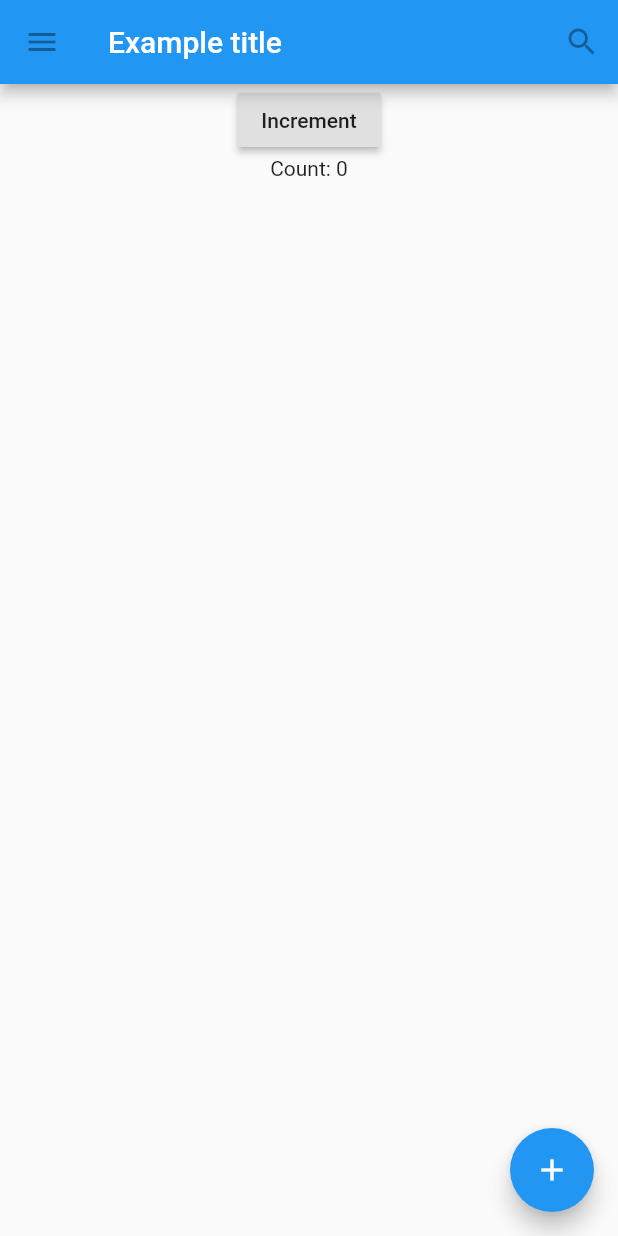
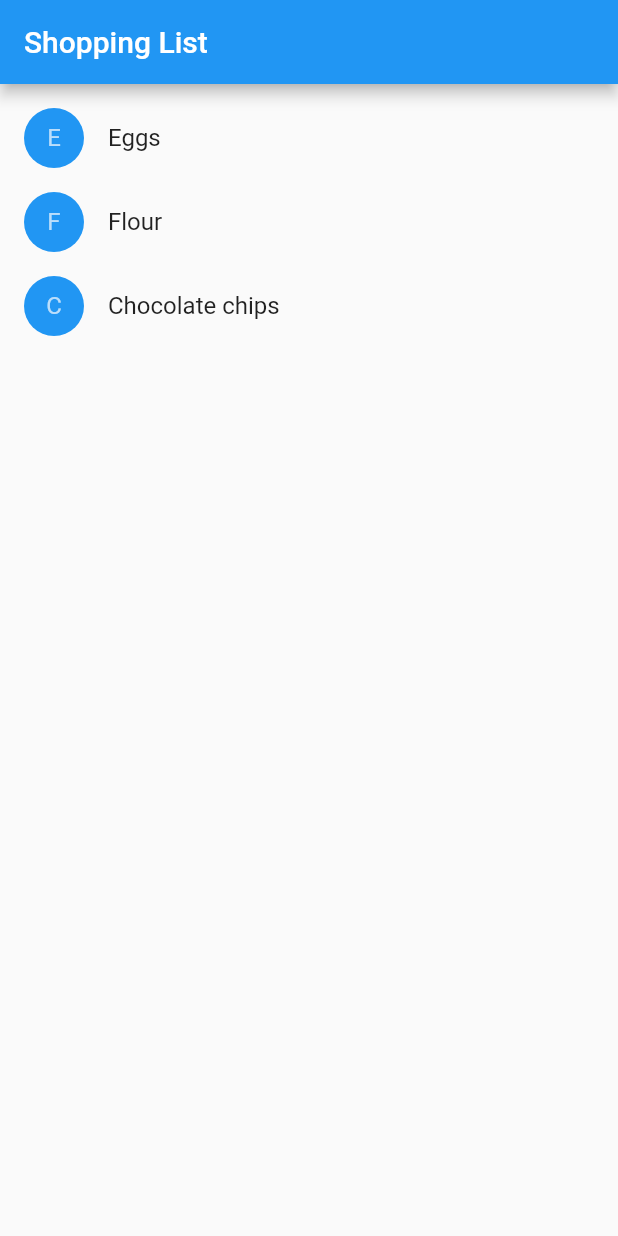
Before and after one commit to guillermo-salgado/flutter_learning, a Flutter app: the screen it shows after launch, on a phone screen of 412 x 824 dp. Run offline on Flutter 3.47's test engine with Material 2 defaults, Android fonts, the phone set to English and light mode, and no system bars.

Commit message:
Shopping list.

```diff
--- a/lib/main.dart
+++ b/lib/main.dart
@@ -1,91 +1,16 @@
 import 'package:flutter/material.dart';
+import 'package:flutter_learning/shopping-list .dart';
+import 'package:flutter_learning/shopping-list-item.dart';
 
 void main() {
   runApp(MaterialApp(
-    title: 'Flutter Tutorial',
-    home: TutorialHome(),
+    title: 'Shopping App',
+    home: ShoppingList(
+      products: <Product>[
+        Product(name: 'Eggs'),
+        Product(name: 'Flour'),
+        Product(name: 'Chocolate chips'),
+      ],
+    ),
   ));
 }
-
-class TutorialHome extends StatelessWidget {
-  @override
-  Widget build(BuildContext context) {
-    // Scaffold is a layout for the major Material Components.
-    return Scaffold(
-      appBar: AppBar(
-        leading: IconButton(
-          icon: Icon(Icons.menu),
-          tooltip: 'Navigation menu',
-          onPressed: null,
-        ),
-        title: Text('Example title'),
-        actions: <Widget>[
-          IconButton(
-            icon: Icon(Icons.search),
-            tooltip: 'Search',
-            onPressed: null,
-          ),
-        ],
-      ),
-      // body is the majority of the screen.
-      body: Center(
-        child: Counter(),
-      ),
-      floatingActionButton: FloatingActionButton(
-        tooltip: 'Add', // used by assistive technologies
-        child: Icon(Icons.add),
-        onPressed: () {
-          print('MyButton was pressed!');
-        },
-      ),
-    );
-  }
-}
-
-class CounterDisplay extends StatelessWidget {
-  CounterDisplay({this.count});
-
-  final int count;
-
-  @override
-  Widget build(BuildContext context) {
-    return Text('Count: $count');
-  }
-}
-
-class CounterIncrementor extends StatelessWidget {
-  CounterIncrementor({this.onPressed});
-
-  final VoidCallback onPressed;
-
-  @override
-  Widget build(BuildContext context) {
-    return RaisedButton(
-      onPressed: onPressed,
-      child: Text('Increment'),
-    );
-  }
-}
-
-class Counter extends StatefulWidget {
-  @override
-  _CounterState createState() => _CounterState();
-}
-
-class _CounterState extends State<Counter> {
-  int _counter = 0;
-
-  void _increment() {
-    setState(() {
-      ++_counter;
-    });
-  }
-
-  @override
-  Widget build(BuildContext context) {
-    return Column(children: <Widget>[
-      CounterIncrementor(onPressed: _increment),
-      CounterDisplay(count: _counter),
-    ]);
-  }
-}
--- /dev/null
+++ b/lib/shopping-list .dart
@@ -0,0 +1,52 @@
+import 'package:flutter/material.dart';
+import 'package:flutter_learning/shopping-list-item.dart';
+
+class ShoppingList extends StatefulWidget {
+  ShoppingList({Key key, this.products}) : super(key: key);
+
+  final List<Product> products;
+
+  // The framework calls createState the first time a widget appears at a given
+  // location in the tree. If the parent rebuilds and uses the same type of
+  // widget (with the same key), the framework re-uses the State object
+  // instead of creating a new State object.
+
+  @override
+  _ShoppingListState createState() => _ShoppingListState();
+}
+
+class _ShoppingListState extends State<ShoppingList> {
+  Set<Product> _shoppingCart = Set<Product>();
+
+  void _handleCartChanged(Product product, bool inCart) {
+    setState(() {
+      // When a user changes what's in the cart, we need to change _shoppingCart
+      // inside a setState call to trigger a rebuild. The framework then calls
+      // build, below, which updates the visual appearance of the app.
+
+      if (inCart)
+        _shoppingCart.add(product);
+      else
+        _shoppingCart.remove(product);
+    });
+  }
+
+  @override
+  Widget build(BuildContext context) {
+    return Scaffold(
+      appBar: AppBar(
+        title: Text('Shopping List'),
+      ),
+      body: ListView(
+        padding: EdgeInsets.symmetric(vertical: 8.0),
+        children: widget.products.map((Product product) {
+          return ShoppingListItem(
+            product: product,
+            inCart: _shoppingCart.contains(product),
+            onCartChanged: _handleCartChanged,
+          );
+        }).toList(),
+      ),
+    );
+  }
+}
--- /dev/null
+++ b/lib/shopping-list-item.dart
@@ -0,0 +1,49 @@
+import 'package:flutter/material.dart';
+
+class Product {
+  const Product({this.name});
+  final String name;
+}
+
+typedef void CartChangedCallback(Product product, bool inCart);
+
+class ShoppingListItem extends StatelessWidget {
+  ShoppingListItem({Product product, this.inCart, this.onCartChanged})
+      : product = product,
+        super(key: ObjectKey(product));
+
+  final Product product;
+  final bool inCart;
+  final CartChangedCallback onCartChanged;
+
+  Color _getColor(BuildContext context) {
+    // The theme depends on the BuildContext because different parts of the tree
+    // can have different themes.  The BuildContext indicates where the build is
+    // taking place and therefore which theme to use.
+
+    return inCart ? Colors.black54 : Theme.of(context).primaryColor;
+  }
+
+  TextStyle _getTextStyle(BuildContext context) {
+    if (!inCart) return null;
+
+    return TextStyle(
+      color: Colors.black54,
+      decoration: TextDecoration.lineThrough,
+    );
+  }
+
+  @override
+  Widget build(BuildContext context) {
+    return ListTile(
+      onTap: () {
+        onCartChanged(product, !inCart);
+      },
+      leading: CircleAvatar(
+        backgroundColor: _getColor(context),
+        child: Text(product.name[0]),
+      ),
+      title: Text(product.name, style: _getTextStyle(context)),
+    );
+  }
+}
```
